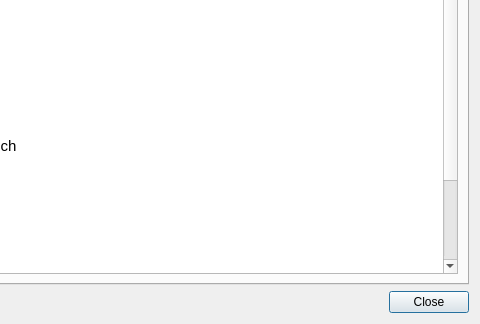
Above: resources/forms/preferences.ui from Sankore/Sankore-3.1 before the change; both pictures show x 397 to 877 and y 410 to 734 of the 877 by 734 pixel window. Below: the same form after it.
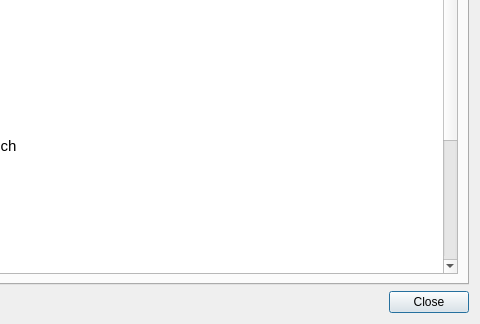
That is the form after the change.

Commit message: Issue retours 2.4RC1 - CFA - 20140220 : correction rte saisie focus immediat + special thanks for teacher guide icons

```diff
--- a/resources/forms/preferences.ui
+++ b/resources/forms/preferences.ui
@@ -2727,7 +2727,13 @@
 &lt;p style=&quot; margin-top:0px; margin-bottom:0px; margin-left:0px; margin-right:0px; -qt-block-indent:0; text-indent:0px;&quot;&gt;&lt;span style=&quot; font-family:'Cantarell'; font-size:11pt;&quot;&gt;        • Jaroslav Ryník for Slovak&lt;/span&gt;&lt;/p&gt;
 &lt;p style=&quot; margin-top:0px; margin-bottom:0px; margin-left:0px; margin-right:0px; -qt-block-indent:0; text-indent:0px;&quot;&gt;&lt;span style=&quot; font-family:'Cantarell'; font-size:11pt;&quot;&gt;        • Dorian Fuentes and Juan José Gutiérrez Aparicio for Spanish&lt;/span&gt;&lt;/p&gt;
 &lt;p style=&quot; margin-top:0px; margin-bottom:0px; margin-left:0px; margin-right:0px; -qt-block-indent:0; text-indent:0px;&quot;&gt;&lt;span style=&quot; font-family:'Cantarell'; font-size:11pt;&quot;&gt;        • Ferhat Ozkasgarli for Turkish&lt;/span&gt;&lt;/p&gt;
-&lt;p style=&quot; margin-top:0px; margin-bottom:0px; margin-left:0px; margin-right:0px; -qt-block-indent:0; text-indent:0px;&quot;&gt;&lt;span style=&quot; font-family:'Cantarell'; font-size:11pt;&quot;&gt;        • Ana Feito and Enrique Fernandez for Galician&lt;/span&gt;&lt;/p&gt;&lt;/body&gt;&lt;/html&gt;</string>
+&lt;p style=&quot; margin-top:0px; margin-bottom:0px; margin-left:0px; margin-right:0px; -qt-block-indent:0; text-indent:0px;&quot;&gt;&lt;span style=&quot; font-family:'Cantarell'; font-size:11pt;&quot;&gt;        • Ana Feito and Enrique Fernandez for Galician&lt;/span&gt;&lt;/p&gt;
+&lt;p style=&quot;-qt-paragraph-type:empty; margin-top:0px; margin-bottom:0px; margin-left:0px; margin-right:0px; -qt-block-indent:0; text-indent:0px; font-family:'Cantarell'; font-size:11pt;&quot;&gt;&lt;br /&gt;&lt;/p&gt;
+&lt;p style=&quot; margin-top:0px; margin-bottom:0px; margin-left:0px; margin-right:0px; -qt-block-indent:0; text-indent:0px;&quot;&gt;&lt;span style=&quot; font-family:'Cantarell'; font-size:12pt; font-weight:600;&quot;&gt;Icons&lt;/span&gt;&lt;/p&gt;
+&lt;p style=&quot;-qt-paragraph-type:empty; margin-top:0px; margin-bottom:0px; margin-left:0px; margin-right:0px; -qt-block-indent:0; text-indent:0px; font-family:'Cantarell'; font-size:12pt; font-weight:600;&quot;&gt;&lt;br /&gt;&lt;/p&gt;
+&lt;p style=&quot; margin-top:0px; margin-bottom:0px; margin-left:0px; margin-right:0px; -qt-block-indent:0; text-indent:0px;&quot;&gt;&lt;span style=&quot; font-family:'Cantarell'; font-size:11pt;&quot;&gt;A special thanks to:&lt;/span&gt;&lt;/p&gt;
+&lt;p style=&quot;-qt-paragraph-type:empty; margin-top:0px; margin-bottom:0px; margin-left:0px; margin-right:0px; -qt-block-indent:0; text-indent:0px; font-family:'Cantarell'; font-size:11pt;&quot;&gt;&lt;br /&gt;&lt;/p&gt;
+&lt;p style=&quot; margin-top:0px; margin-bottom:0px; margin-left:0px; margin-right:0px; -qt-block-indent:0; text-indent:0px;&quot;&gt;&lt;span style=&quot; font-family:'Cantarell'; font-size:11pt;&quot;&gt;        • Yusuke Kamiyamane for teacherGuide icons&lt;/span&gt;&lt;/p&gt;&lt;/body&gt;&lt;/html&gt;</string>
          </property>
         </widget>
        </item>
```
The commit also changes 1 other file.
